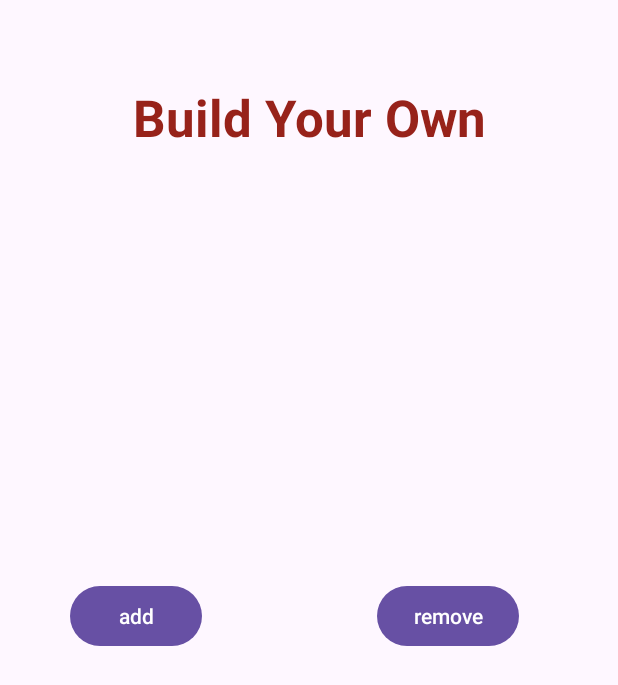
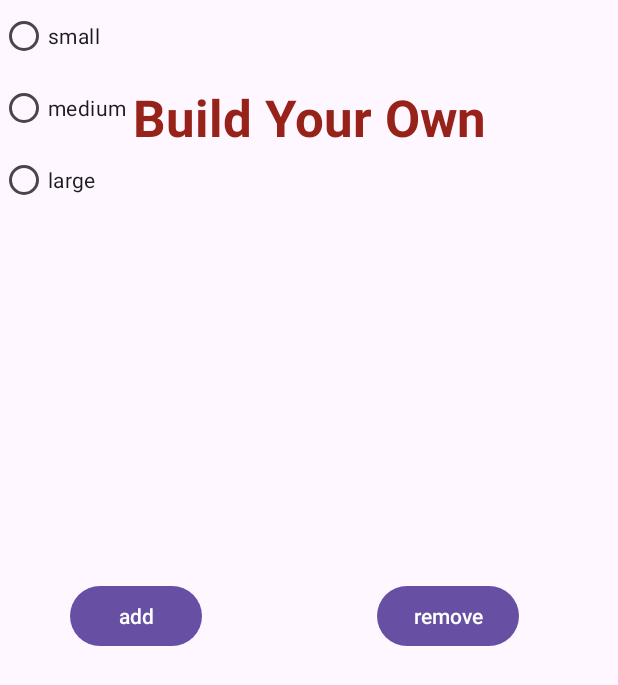
Before and after one commit to deshnadoshi/RUPizzaApp, an Android app: the BuildYourOwnActivity screen opened directly, with no data from a screen before it, on a phone screen of 412 x 824 dp. Shown: the top 685 px of the screen. Run offline under Robolectric (Android 15) with nearby library versions, the phone set to English and light mode, and no system bars.

Commit message:
GUI: Added size buttons to BYO

```diff
--- a/app/src/main/res/layout/activity_byo.xml
+++ b/app/src/main/res/layout/activity_byo.xml
@@ -75,4 +75,30 @@
         app:layout_constraintStart_toStartOf="parent"
         app:layout_constraintTop_toTopOf="parent" />
 
+    <RadioGroup
+        android:id="@+id/byoSize"
+        android:layout_width="wrap_content"
+        android:layout_height="wrap_content"
+        tools:layout_editor_absoluteX="37dp"
+        tools:layout_editor_absoluteY="442dp">
+
+        <RadioButton
+            android:id="@+id/byoSmall"
+            android:layout_width="match_parent"
+            android:layout_height="wrap_content"
+            android:text="small" />
+
+        <RadioButton
+            android:id="@+id/byoMed"
+            android:layout_width="match_parent"
+            android:layout_height="wrap_content"
+            android:text="medium" />
+
+        <RadioButton
+            android:id="@+id/byoLarge"
+            android:layout_width="match_parent"
+            android:layout_height="wrap_content"
+            android:text="large" />
+    </RadioGroup>
+
 </androidx.constraintlayout.widget.ConstraintLayout>
```
